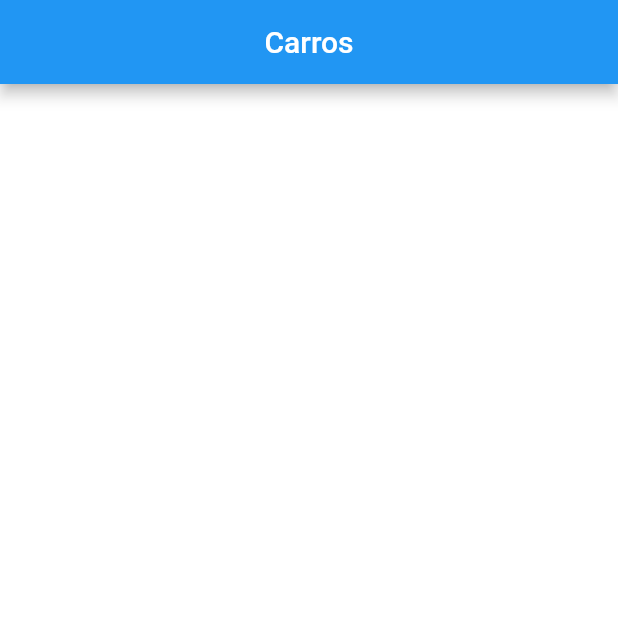
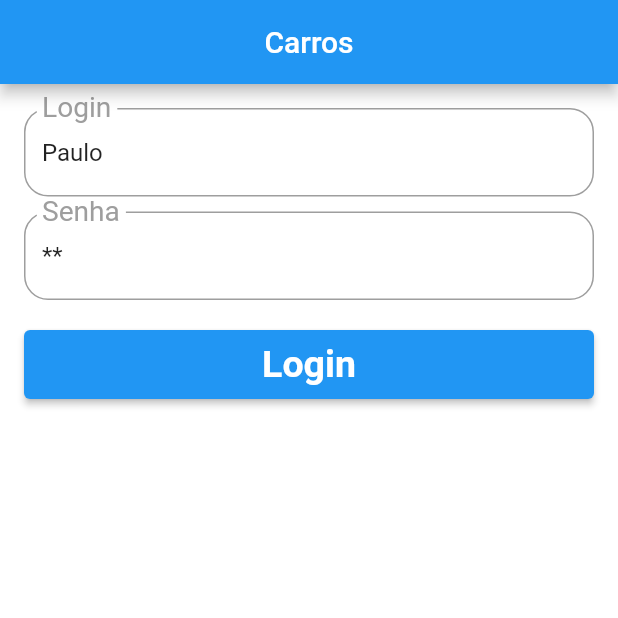
Before and after one commit to paulosemolini/cars, a Flutter app: the screen it shows after launch, on a phone screen of 412 x 824 dp, the top half of it. Run offline on Flutter 3.47's test engine with Material 2 defaults, Android fonts, the phone set to English and light mode, and no system bars.

Commit message:
Termino Tela Login

```diff
--- a/lib/main.dart
+++ b/lib/main.dart
@@ -11,8 +11,9 @@ class MyApp extends StatelessWidget {
     return MaterialApp(
       debugShowCheckedModeBanner: false,
       theme: ThemeData(
-        primarySwatch: Colors.blue,
-      ),
+          primarySwatch: Colors.blue,
+          scaffoldBackgroundColor: Colors.white,
+          brightness: Brightness.light),
       home: LoginPage(),
     );
   }
--- a/lib/pages/login/login_page.dart
+++ b/lib/pages/login/login_page.dart
@@ -1,7 +1,27 @@
+import 'package:carros/pages/widgets/app_button.dart';
+import 'package:carros/pages/widgets/text_field_widget.dart';
 import 'package:flutter/material.dart';
 
-class LoginPage extends StatelessWidget {
-  const LoginPage({Key? key}) : super(key: key);
+class LoginPage extends StatefulWidget {
+  LoginPage({Key? key}) : super(key: key);
+
+  @override
+  _LoginPageState createState() => _LoginPageState();
+}
+
+class _LoginPageState extends State<LoginPage> {
+  final _formKey = GlobalKey<FormState>();
+
+  final TextEditingController _tLogin = TextEditingController(text: 'Paulo');
+
+  final TextEditingController _tSenha = TextEditingController(text: '12');
+
+  final _focusSenha = FocusNode();
+
+  @override
+  void initState() {
+    super.initState();
+  }
 
   @override
   Widget build(BuildContext context) {
@@ -15,8 +35,115 @@ class LoginPage extends StatelessWidget {
   }
 
   _body() {
-    return Container(
-      color: Colors.white,
+    return Form(
+      key: _formKey,
+      child: Container(
+        padding: EdgeInsets.all(16),
+        child: ListView(
+          children: [
+            TextFieldWidget(
+              labelText: 'Login',
+              hintText: 'Informe o usuário',
+              tController: _tLogin,
+              validator: _validatorLogin,
+              textInputAction: TextInputAction.next,
+              nextFocus: _focusSenha,
+            ),
+            // TextFormField(
+            //   decoration: InputDecoration(
+            //     labelText: "Login",
+            //     labelStyle: TextStyle(
+            //       fontSize: 25,
+            //       color: Colors.grey,
+            //     ),
+            //     hintText: "Informe o usuário",
+            //     hintStyle: TextStyle(
+            //       fontSize: 16,
+            //       color: Colors.green,
+            //     ),
+            //   ),
+            // ),
+            SizedBox(
+              height: 10,
+            ),
+            TextFieldWidget(
+              tController: _tSenha,
+              labelText: "Senha",
+              hintText: "Informe a senha.",
+              password: true,
+              validator: _validatorSenha,
+              keyboardType: TextInputType.number,
+              focusNode: _focusSenha,
+            ),
+            // TextFormField(
+            //   obscureText: true,
+            //   decoration: InputDecoration(
+            //     labelText: "Senha",
+            //     labelStyle: TextStyle(
+            //       fontSize: 25,
+            //       color: Colors.grey,
+            //     ),
+            //     hintText: "Informe a senha",
+            //     hintStyle: TextStyle(
+            //       fontSize: 16,
+            //       color: Colors.green,
+            //     ),
+            //   ),
+            // ),
+            SizedBox(
+              height: 20,
+            ),
+            _button('Login', _onClickLogin),
+          ],
+        ),
+      ),
     );
   }
+
+  _button(String text, Function() onPressed) {
+    return AppButton(text, onPressed: onPressed);
+    // return Container(
+    //   height: 46,
+    //   child: ElevatedButton(
+    //     onPressed: onPressed,
+    //     child: Text(
+    //       text,
+    //       style: TextStyle(
+    //         fontSize: 25,
+    //         fontWeight: FontWeight.bold,
+    //       ),
+    //     ),
+    //   ),
+    // );
+  }
+
+  _onClickLogin() {
+    if (!_formKey.currentState!.validate()) {
+      return;
+    }
+
+    String login = _tLogin.text;
+    String senha = _tSenha.text;
+
+    debugPrint("Login: $login, Senha: $senha");
+  }
+
+  String? _validatorLogin(String? value) {
+    String t = value ?? '';
+    if (t.isEmpty) {
+      return 'Informe o usuário';
+    }
+    return null;
+  }
+
+  String? _validatorSenha(String? value) {
+    String t = value ?? '';
+    if (t.isEmpty) {
+      return 'Digite a senha';
+    }
+    if (t.length < 3) {
+      return 'A senha precisa ter pelo menos 3 números';
+    }
+    return null;
+  }
 }
--- /dev/null
+++ b/lib/pages/widgets/app_button.dart
@@ -0,0 +1,26 @@
+import 'package:flutter/material.dart';
+
+class AppButton extends StatelessWidget {
+  String text;
+
+  Function()? onPressed;
+
+  AppButton(this.text, {this.onPressed});
+
+  @override
+  Widget build(BuildContext context) {
+    return Container(
+      height: 46,
+      child: ElevatedButton(
+        onPressed: onPressed,
+        child: Text(
+          text,
+          style: TextStyle(
+            fontSize: 25,
+            fontWeight: FontWeight.bold,
+          ),
+        ),
+      ),
+    );
+  }
+}
--- /dev/null
+++ b/lib/pages/widgets/text_field_widget.dart
@@ -0,0 +1,64 @@
+import 'package:flutter/material.dart';
+
+class TextFieldWidget extends StatelessWidget {
+  final String labelText;
+  final String hintText;
+  final TextEditingController tController;
+  final bool password;
+  final FormFieldValidator<String>? validator;
+  final TextInputType? keyboardType;
+  final TextInputAction? textInputAction;
+  final FocusNode? focusNode;
+  final FocusNode? nextFocus;
+
+  const TextFieldWidget({
+    Key? key,
+    required this.labelText,
+    required this.hintText,
+    required this.tController,
+    this.password = false,
+    this.validator,
+    this.keyboardType,
+    this.textInputAction,
+    this.focusNode,
+    this.nextFocus,
+  }) : super(key: key);
+
+  @override
+  Widget build(BuildContext context) {
+    return TextFormField(
+      controller: tController,
+      obscureText: password,
+      obscuringCharacter: '*',
+      keyboardType: keyboardType,
+      textInputAction: textInputAction,
+      focusNode: focusNode,
+      decoration: InputDecoration(
+        labelText: labelText,
+        labelStyle: TextStyle(
+          fontSize: 25,
+          color: Colors.grey,
+        ),
+        hintText: hintText,
+        hintStyle: TextStyle(
+          fontSize: 16,
+          color: Colors.green,
+        ),
+        border: OutlineInputBorder(
+          borderRadius: BorderRadius.circular(16),
+          // borderSide: BorderSide.lerp(
+          //   BorderSide(color: Colors.lightBlue.shade50, width: 16),
+          //   BorderSide(width: 16, color: Colors.lightBlue.shade900),
+          //   0.1,
+          // ),
+        ),
+      ),
+      validator: validator,
+      onFieldSubmitted: (String text) {
+        if (nextFocus != null) {
+          FocusScope.of(context).requestFocus(nextFocus);
+        }
+      },
+    );
+  }
+}
```
